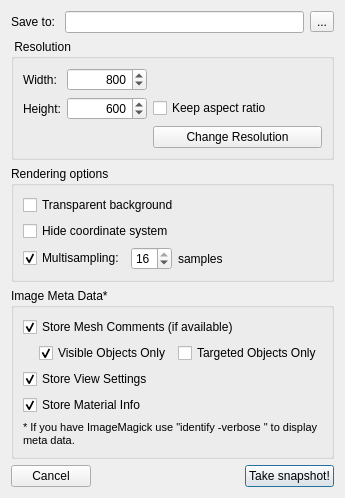
Old version of the form OpenFlipper/widgets/snapshotDialog/SnapshotDialog.ui in the repository ShenRen/OpenFlipper.
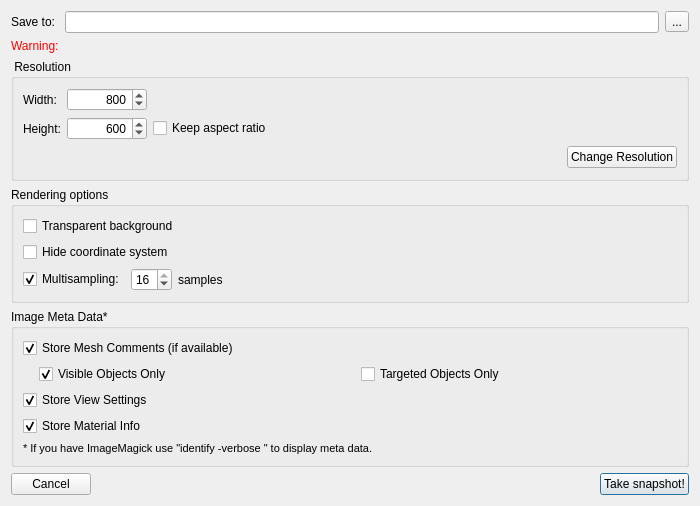
New version of the form.

Commit message:
Viewer snapshot dialog usability improvements.
The viewer snapshot dialog now automatically suggests file names that don't
exist yet. If names of existing files are entered, a warning is displayed in
real time. If non-writable paths are entered, a warning is displayed as well.

```diff
--- a/OpenFlipper/widgets/snapshotDialog/SnapshotDialog.ui
+++ b/OpenFlipper/widgets/snapshotDialog/SnapshotDialog.ui
@@ -21,7 +21,14 @@
      <item>
       <layout class="QHBoxLayout" name="horizontalLayout_2">
        <item>
-        <widget class="QLineEdit" name="filename"/>
+        <widget class="QLineEdit" name="filename">
+         <property name="minimumSize">
+          <size>
+           <width>400</width>
+           <height>0</height>
+          </size>
+         </property>
+        </widget>
        </item>
        <item>
         <widget class="QToolButton" name="findButton">
@@ -34,6 +41,16 @@
      </item>
     </layout>
    </item>
+   <item>
+    <widget class="QLabel" name="warning_lb">
+     <property name="styleSheet">
+      <string notr="true">color:red</string>
+     </property>
+     <property name="text">
+      <string>Warning: &lt;will state warnings about the selected file name&gt;</string>
+     </property>
+    </widget>
+   </item>
    <item>
     <widget class="QGroupBox" name="groupBox_2">
      <property name="title">
@@ -119,10 +136,38 @@
           </property>
          </spacer>
         </item>
-        <item row="3" column="2">
-         <widget class="QPushButton" name="resButton">
-          <property name="toolTip">
-           <string>&lt;!DOCTYPE HTML PUBLIC &quot;-//W3C//DTD HTML 4.0//EN&quot; &quot;http://www.w3.org/TR/REC-html40/strict.dtd&quot;&gt;
+        <item row="2" column="2">
+         <widget class="QCheckBox" name="keepAspect">
+          <property name="text">
+           <string>Keep aspect ratio</string>
+          </property>
+         </widget>
+        </item>
+       </layout>
+      </item>
+      <item>
+       <widget class="QWidget" name="widget_2" native="true">
+        <layout class="QHBoxLayout" name="horizontalLayout_7">
+         <property name="margin">
+          <number>0</number>
+         </property>
+         <item>
+          <spacer name="horizontalSpacer_4">
+           <property name="orientation">
+            <enum>Qt::Horizontal</enum>
+           </property>
+           <property name="sizeHint" stdset="0">
+            <size>
+             <width>544</width>
+             <height>23</height>
+            </size>
+           </property>
+          </spacer>
+         </item>
+         <item>
+          <widget class="QPushButton" name="resButton">
+           <property name="toolTip">
+            <string>&lt;!DOCTYPE HTML PUBLIC &quot;-//W3C//DTD HTML 4.0//EN&quot; &quot;http://www.w3.org/TR/REC-html40/strict.dtd&quot;&gt;
 &lt;html&gt;&lt;head&gt;&lt;meta name=&quot;qrichtext&quot; content=&quot;1&quot; /&gt;&lt;style type=&quot;text/css&quot;&gt;
 p, li { white-space: pre-wrap; }
 &lt;/style&gt;&lt;/head&gt;&lt;body style=&quot; font-family:'Sans'; font-size:10pt; font-weight:400; font-style:normal;&quot;&gt;
@@ -131,20 +176,16 @@
 &lt;p style=&quot; margin-top:0px; margin-bottom:0px; margin-left:0px; margin-right:0px; -qt-block-indent:0; text-indent:0px;&quot;&gt;&lt;span style=&quot; font-weight:600;&quot;&gt;This will not work when the application is maximized or fullscreen.&lt;/span&gt;&lt;/p&gt;
 &lt;p style=&quot;-qt-paragraph-type:empty; margin-top:0px; margin-bottom:0px; margin-left:0px; margin-right:0px; -qt-block-indent:0; text-indent:0px;&quot;&gt;&lt;/p&gt;
 &lt;p style=&quot; margin-top:0px; margin-bottom:0px; margin-left:0px; margin-right:0px; -qt-block-indent:0; text-indent:0px;&quot;&gt;Only available when taking application snapshots.&lt;/p&gt;&lt;/body&gt;&lt;/html&gt;</string>
-          </property>
-          <property name="text">
-           <string>Change Resolution</string>
-          </property>
-         </widget>
-        </item>
-        <item row="2" column="2">
-         <widget class="QCheckBox" name="keepAspect">
-          <property name="text">
-           <string>Keep aspect ratio</string>
-          </property>
-         </widget>
-        </item>
-       </layout>
+           </property>
+           <property name="text">
+            <string>Change Resolution</string>
+           </property>
+          </widget>
+         </item>
+        </layout>
+        <zorder>horizontalSpacer_4</zorder>
+        <zorder>resButton</zorder>
+       </widget>
       </item>
      </layout>
     </widget>
```
Left out of the diff: 36 changed lines with no effect on the pictures. The commit also changes 3 other files.
